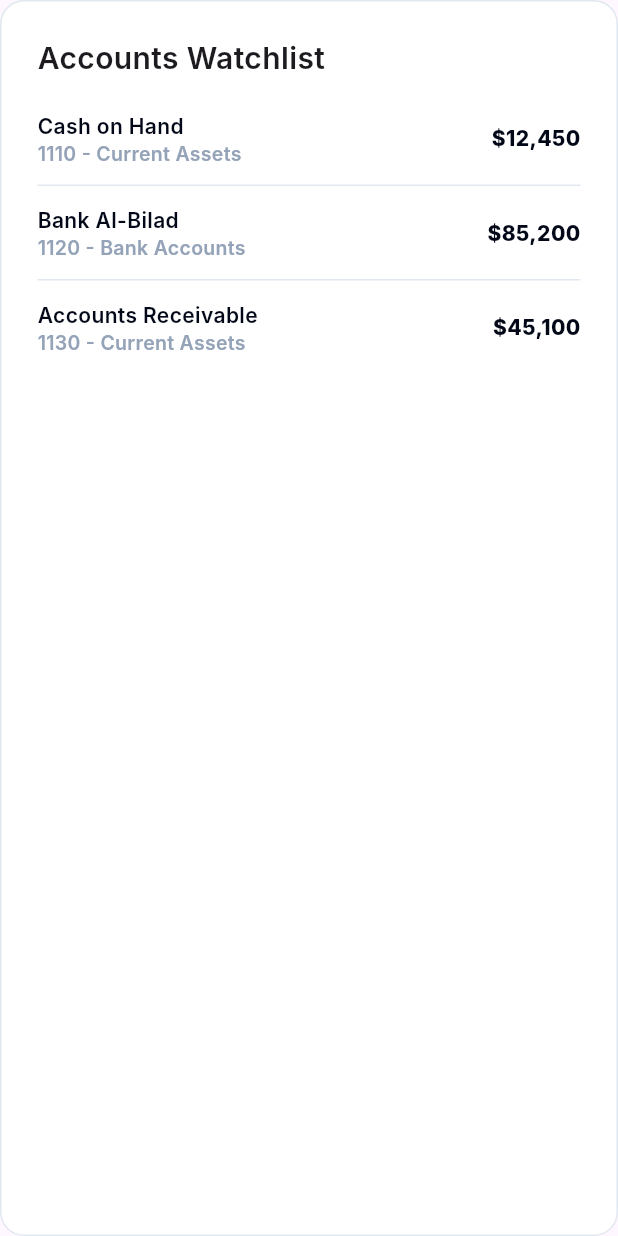
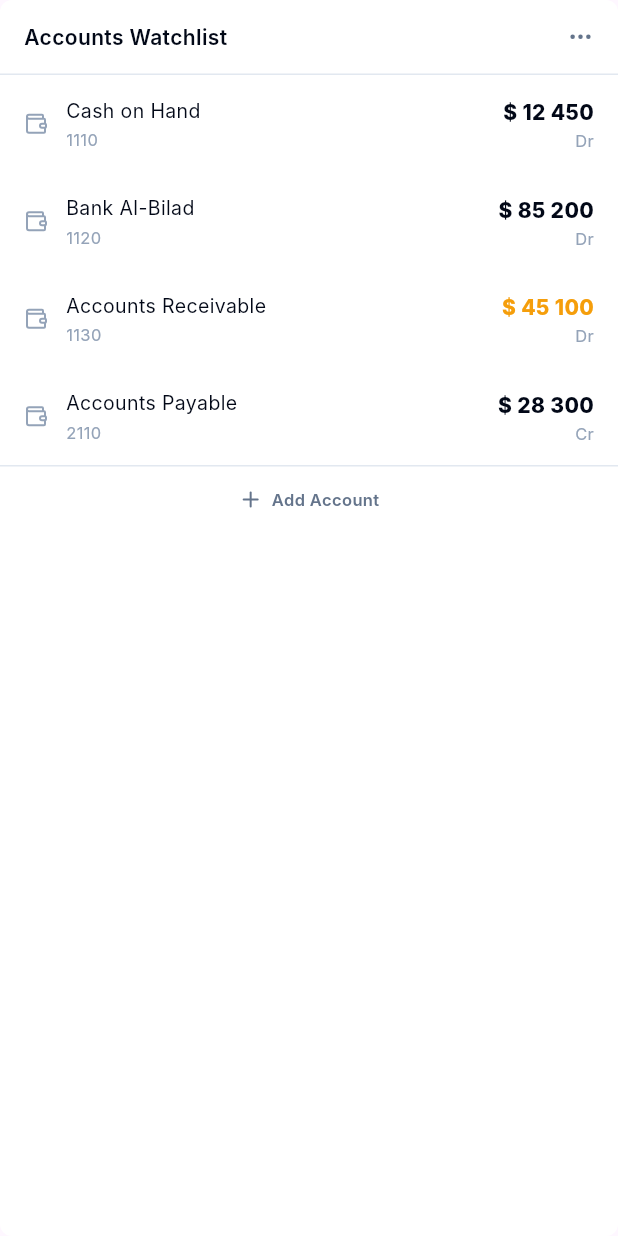
Before and after one commit to MironAlikc/erpmax-client, a Flutter app: the AccountsWatchlist widget shown alone on an empty page, opened directly, on a phone screen of 412 x 824 dp. Run offline on Flutter 3.47's test engine with Material 3 defaults, Android fonts, the phone set to English and light mode, and no system bars; our stand-ins replace dartz, dio, equatable, fl_chart, flutter_bloc, flutter_secure_storage and 8 more; missing offline and left inert: shadcn_flutter; accounts and stored records are empty; generated files the repository leaves out were written again; network calls fail; Roboto replaces fonts that are missing (Inter).

Commit message:
Accounts Watchlist ui and Recent Transactions table hover

```diff
--- a/lib/core/l10n/app_ar.arb
+++ b/lib/core/l10n/app_ar.arb
@@ -324,5 +324,7 @@
     "accPleaseSelectAccount": "يرجى اختيار حساب من القائمة أعلاه",
     "viewAll": "عرض الكل",
     "statusPosted": "مُرحّل",
-    "statusDraft": "مسودة"
+    "statusDraft": "مسودة",
+    "accAccountsPayable": "ذمم دائنة",
+    "accAddAccount": "إضافة حساب"
 }
--- a/lib/core/l10n/app_en.arb
+++ b/lib/core/l10n/app_en.arb
@@ -324,5 +324,7 @@
     "accPleaseSelectAccount": "Please select an account from the list above",
     "viewAll": "View All",
     "statusPosted": "Posted",
-    "statusDraft": "Draft"
+    "statusDraft": "Draft",
+    "accAccountsPayable": "Accounts Payable",
+    "accAddAccount": "Add Account"
 }
--- a/lib/core/l10n/app_ru.arb
+++ b/lib/core/l10n/app_ru.arb
@@ -324,5 +324,7 @@
     "accPleaseSelectAccount": "Пожалуйста, выберите счет из списка выше",
     "viewAll": "Посмотреть всё",
     "statusPosted": "Проведено",
-    "statusDraft": "Черновик"
+    "statusDraft": "Черновик",
+    "accAccountsPayable": "Кредиторская задолженность",
+    "accAddAccount": "Добавить счет"
 }
--- a/lib/core/l10n/gen/app_localizations.dart
+++ b/lib/core/l10n/gen/app_localizations.dart
@@ -1995,6 +1995,18 @@ abstract class AppLocalizations {
   /// In en, this message translates to:
   /// **'View All'**
   String get viewAll;
+
+  /// No description provided for @accAccountsPayable.
+  ///
+  /// In en, this message translates to:
+  /// **'Accounts Payable'**
+  String get accAccountsPayable;
+
+  /// No description provided for @accAddAccount.
+  ///
+  /// In en, this message translates to:
+  /// **'Add Account'**
+  String get accAddAccount;
 }
 
 class _AppLocalizationsDelegate
--- a/lib/core/l10n/gen/app_localizations_ar.dart
+++ b/lib/core/l10n/gen/app_localizations_ar.dart
@@ -1001,4 +1001,10 @@ class AppLocalizationsAr extends AppLocalizations {
 
   @override
   String get viewAll => 'عرض الكل';
+
+  @override
+  String get accAccountsPayable => 'ذمم دائنة';
+
+  @override
+  String get accAddAccount => 'إضافة حساب';
 }
--- a/lib/core/l10n/gen/app_localizations_en.dart
+++ b/lib/core/l10n/gen/app_localizations_en.dart
@@ -1001,4 +1001,10 @@ class AppLocalizationsEn extends AppLocalizations {
 
   @override
   String get viewAll => 'View All';
+
+  @override
+  String get accAccountsPayable => 'Accounts Payable';
+
+  @override
+  String get accAddAccount => 'Add Account';
 }
--- a/lib/core/l10n/gen/app_localizations_ru.dart
+++ b/lib/core/l10n/gen/app_localizations_ru.dart
@@ -1007,4 +1007,10 @@ class AppLocalizationsRu extends AppLocalizations {
 
   @override
   String get viewAll => 'Посмотреть всё';
+
+  @override
+  String get accAccountsPayable => 'Кредиторская задолженность';
+
+  @override
+  String get accAddAccount => 'Добавить счет';
 }
--- a/lib/features/accounting/presentation/widgets/accounting_tabs/accounting_dashboard/accounting_metrics/accounts_watchilst/accounts_watchlist.dart
+++ b/lib/features/accounting/presentation/widgets/accounting_tabs/accounting_dashboard/accounting_metrics/accounts_watchilst/accounts_watchlist.dart
@@ -1,8 +1,8 @@
 import 'package:erpmax_client/core/l10n/gen/app_localizations.dart';
-import 'package:erpmax_client/core/theme/app_color_extension.dart';
 import 'package:erpmax_client/core/theme/app_theme.dart';
 import 'package:erpmax_client/core/theme/text_style_source.dart';
 import 'package:flutter/material.dart';
+import 'package:lucide_icons/lucide_icons.dart';
 
 class AccountsWatchlist extends StatelessWidget {
   const AccountsWatchlist({super.key});
@@ -13,78 +13,156 @@ class AccountsWatchlist extends StatelessWidget {
     final localizations = AppLocalizations.of(context);
 
     return Container(
-      padding: const EdgeInsets.all(24),
       decoration: BoxDecoration(
         color: theme.white,
-        borderRadius: BorderRadius.circular(16),
-        border: Border.all(color: theme.borderLight),
+        borderRadius: BorderRadius.circular(8),
+        // border: Border.all(color: theme.borderLight),
       ),
       child: Column(
-        crossAxisAlignment: CrossAxisAlignment.start,
         children: [
-          Text(localizations.accountsWatchlist, style: AppTextStyles.h3),
-          const SizedBox(height: 20),
+          Padding(
+            padding: const EdgeInsets.symmetric(horizontal: 16, vertical: 14),
+            child: Row(
+              mainAxisAlignment: MainAxisAlignment.spaceBetween,
+              children: [
+                Text(
+                  localizations.accountsWatchlist,
+                  style: AppTextStyles.bodyMediumBold.copyWith(
+                    color: theme.textPrimary,
+                  ),
+                ),
+                Icon(
+                  LucideIcons.moreHorizontal,
+                  color: theme.textSecondary,
+                  size: 18,
+                ),
+              ],
+            ),
+          ),
+          Divider(height: 1, color: theme.borderLight),
+
           _item(
             context,
-            localizations.accountCashOnHand,
-            "1110 - Current Assets",
-            "\$12,450",
+            title: localizations.accountCashOnHand,
+            code: '1110',
+            amount: '12 450',
+            type: 'Dr',
           ),
-          _divider(theme),
+
           _item(
             context,
-            localizations.accountBankAlBilad,
-            "1120 - Bank Accounts",
-            "\$85,200",
+            title: localizations.accountBankAlBilad,
+            code: '1120',
+            amount: '85 200',
+            type: 'Dr',
           ),
-          _divider(theme),
+
           _item(
             context,
-            localizations.accountReceivable,
-            "1130 - Current Assets",
-            "\$45,100",
+            title: localizations.accountReceivable,
+            code: '1130',
+            amount: '45 100',
+            type: 'Dr',
+            highlight: true,
+          ),
+
+          _item(
+            context,
+            title: localizations.accAccountsPayable,
+            code: '2110',
+            amount: '28 300',
+            type: 'Cr',
+          ),
+
+          Divider(height: 1, color: theme.borderLight),
+
+          InkWell(
+            onTap: () {},
+            child: Padding(
+              padding: const EdgeInsets.symmetric(vertical: 14),
+              child: Row(
+                mainAxisAlignment: MainAxisAlignment.center,
+                children: [
+                  Icon(LucideIcons.plus, size: 16, color: theme.textSecondary),
+                  const SizedBox(width: 6),
+                  Text(
+                    localizations.accAddAccount,
+                    style: AppTextStyles.caption.copyWith(
+                      color: theme.textSecondary,
+                      fontWeight: FontWeight.w600,
+                    ),
+                  ),
+                ],
+              ),
+            ),
           ),
         ],
       ),
     );
   }
 
-  Widget _item(BuildContext context, String title, String sub, String val) {
+  Widget _item(
+    BuildContext context, {
+    required String title,
+    required String code,
+    required String amount,
+    required String type,
+    bool highlight = false,
+  }) {
     final theme = context.theme.appColor;
 
-    return Row(
-      mainAxisAlignment: MainAxisAlignment.spaceBetween,
+    final amountColor = highlight ? theme.warning : theme.textPrimary;
+
+    return Padding(
+      padding: const EdgeInsets.symmetric(horizontal: 16, vertical: 14),
+      child: Row(
         children: [
-        Column(
+          Icon(LucideIcons.wallet, size: 16, color: theme.textDisabled),
+          const SizedBox(width: 12),
+
+          Expanded(
+            child: Column(
               crossAxisAlignment: CrossAxisAlignment.start,
               children: [
                 Text(
                   title,
-              style: AppTextStyles.bodyMediumBold.copyWith(
+                  style: AppTextStyles.bodyMedium.copyWith(
                     color: theme.textPrimary,
+                    fontSize: 13,
                   ),
                 ),
+                const SizedBox(height: 2),
                 Text(
-              sub,
-              style: AppTextStyles.tableHeader.copyWith(
+                  code,
+                  style: AppTextStyles.caption.copyWith(
                     color: theme.textDisabled,
                   ),
                 ),
               ],
             ),
+          ),
+
+          Column(
+            crossAxisAlignment: CrossAxisAlignment.end,
+            children: [
               Text(
-          val,
+                '\$ $amount',
                 style: AppTextStyles.bodyMedium.copyWith(
                   fontWeight: FontWeight.w800,
-            color: theme.textPrimary,
+                  color: amountColor,
+                ),
+              ),
+              const SizedBox(height: 2),
+              Text(
+                type,
+                style: AppTextStyles.caption.copyWith(
+                  color: theme.textDisabled,
                 ),
               ),
             ],
+          ),
+        ],
+      ),
     );
   }
-
-  Widget _divider(AppColorExtension theme) => Padding(
-    padding: const EdgeInsets.symmetric(vertical: 12),
-    child: Divider(color: theme.borderLight, height: 1),
-  );
 }
```
Also changed, not shown: lib/features/accounting/presentation/widgets/accounting_tabs/accounting_dashboard/accounting_metrics/recent_transactions/recent_transactions_table.dart (+135 -141 lines). Lines whose indentation alone changed are shown as unchanged.
